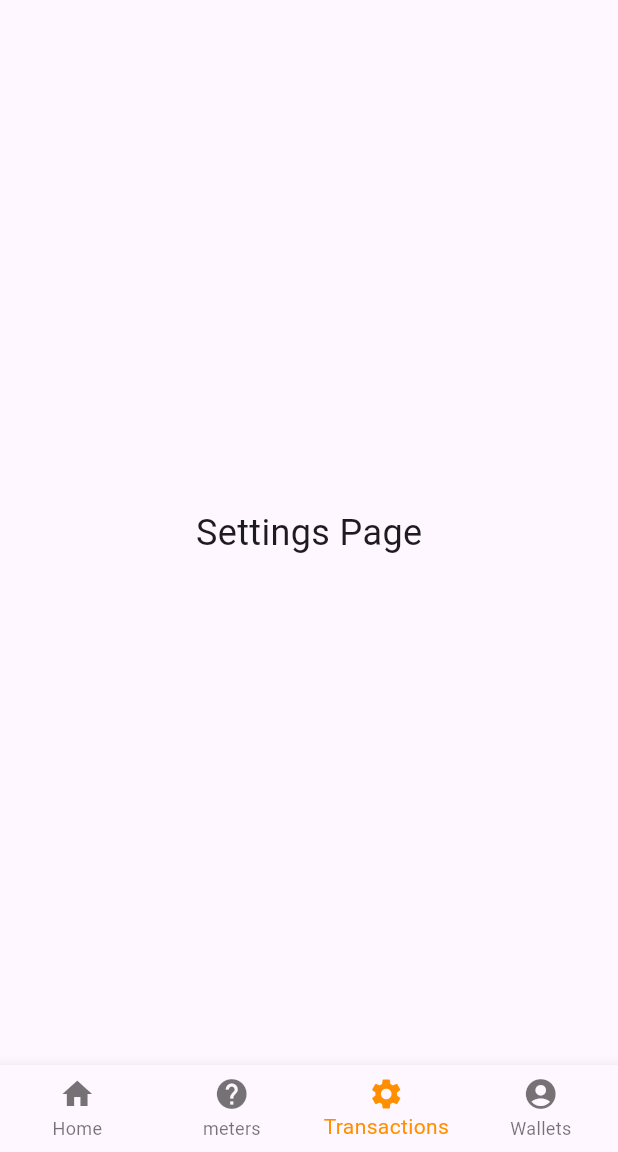
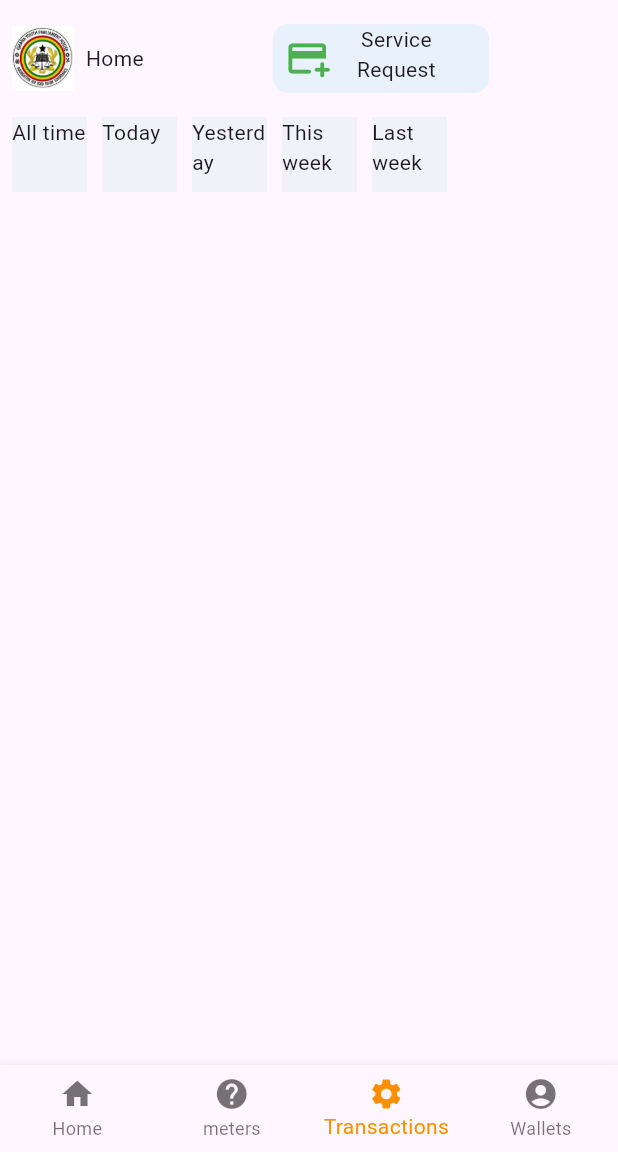
Before and after one commit to JohnnAbiiro/youthparliament, a Flutter app: the screen it shows after launch, item 3 of the bottom bar chosen, on a phone screen of 412 x 824 dp, the part 84-1236 px from its top. Run offline on Flutter 3.47's test engine with Material 3 defaults, Android fonts, the light colour scheme and no system bars.

Commit message:
commit all this

```diff
--- a/lib/pages/transactions.dart
+++ b/lib/pages/transactions.dart
@@ -3,14 +3,108 @@ class SettingsWidget extends StatelessWidget {
   @override
   Widget build(BuildContext context) {
     double screenWidth = MediaQuery.of(context).size.width;
+    double sized = MediaQuery.of(context).size.width;
     double screenHeight = MediaQuery.of(context).size.height;
     double baseScreenWidth = 375.0;
     double baseScreenHeight = 812.0;
 
     double hb =  (screenHeight / baseScreenHeight);
     double wb =  (screenWidth / baseScreenWidth);
-    return Center(
-      child: Text('Settings Page', style: TextStyle(fontSize: 24)),
-    );
-  }
+    return Scaffold(
+        body:  Column(
+          children: [
+            Container(
+              color: Colors.transparent,
+              child: Row(
+                children: [
+                   Padding(
+                    padding: const EdgeInsets.symmetric(horizontal: 8.0,vertical: 8.0),
+                    child: Container(
+                        width: sized * 0.1,
+                        color: Colors.transparent,
+                        child: Image.asset("images/youth.jpeg")),
+                  ),
+                   Padding(
+                    padding: EdgeInsets.symmetric(vertical: 10.0, horizontal: 0.0),
+                    child: Text("Home"),
+                  ),
+                  SizedBox(width: sized * 0.17),
+                   Padding(
+                    padding: const EdgeInsets.symmetric(horizontal: 8.0,vertical: 8.0),
+                    child: Padding(
+                      padding: const EdgeInsets.all(8.0),
+                      child: Container(
+                        width: sized * 0.35,
+                        decoration:  BoxDecoration(
+                            color: const Color(0xffe8f1fc),
+                            borderRadius: BorderRadius.circular(10.0)
+                        ),
+                        child:   Wrap(
+                          spacing: 10.0,
+                          direction: Axis.horizontal,
+                          children: [
+                            Padding(
+                              padding: const EdgeInsets.all(8.0),
+                              child: const Icon(Icons.add_card_rounded, color: Colors.green, size: 30.0),
+                            ),
+                            Column(
+                              children: [
+                              const  Text("Service"),
+                              const  Text("Request"),
+                              ],
+                            ),
+
+                          ],
+                        ),
+                      ),
+                    ),
+                  ),
+                ],
+              ),
+            ),
+            Padding(
+              padding: const EdgeInsets.symmetric(horizontal: 8.0),
+              child: Row(
+               children: [
+                  Container(
+                   width: 50.0,
+                    height: 50,
+                    color: Color(0xfff1f2f7),
+                    child: Text('All time'),
+                  ),
+                  SizedBox(width: 10.0,),
+                  Container(
+                   width: 50.0,
+                   height: 50,
+                   color: Color(0xfff1f2f7),
+                   child: Text('Today'),
+                 ),
+                 SizedBox(width: 10.0,),
+                 Container(
+                   width: 50.0,
+                   height: 50,
+                   color: Color(0xfff1f2f7),
+                   child: Text('Yesterday'),
+                 ),
+                 SizedBox(width: 10.0,),
+                 Container(
+                   width: 50.0,
+                   height: 50,
+                   color: Color(0xfff1f2f7),
+                   child: Text('This week'),
+                 ),
+                 SizedBox(width: 10.0,),
+                 Container(
+                   width: 50.0,
+                   height: 50,
+                   color: Color(0xfff1f2f7),
+                   child: Text('Last week'),
+                 ),
+                ],
+              ),
+            ),
+          ],
+        ),
+     );
+   }
 }
```
Also changed, not shown: lib/main.dart (+22 -13 lines), lib/pages/logout.dart (added, +30 -0 lines).
